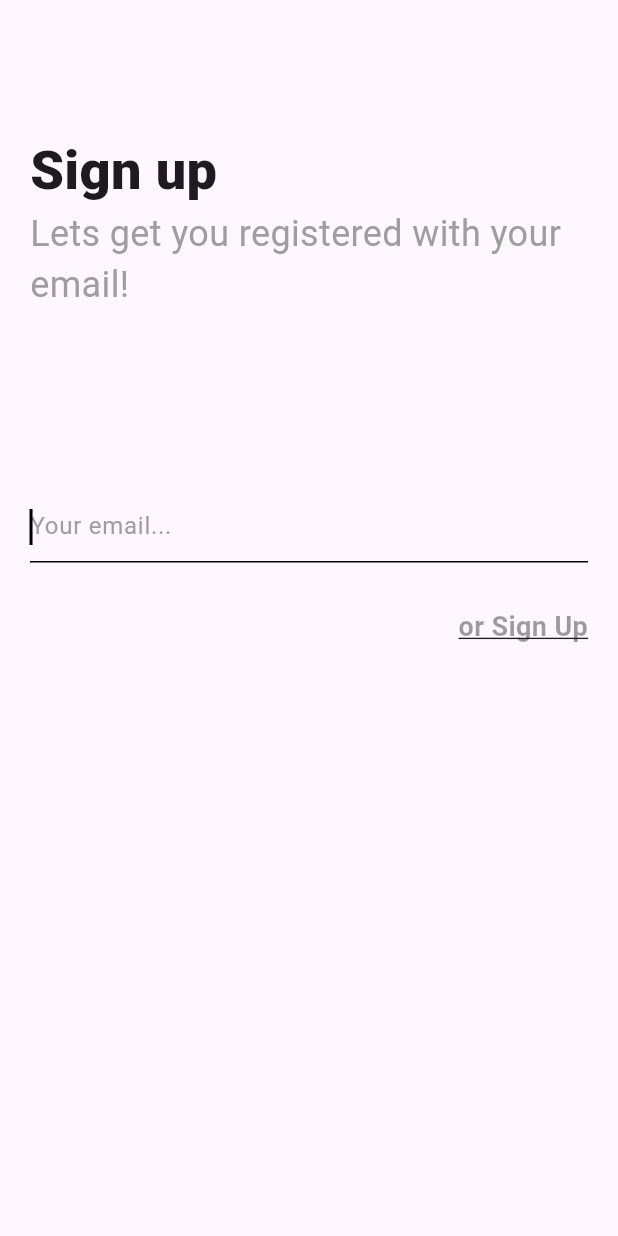
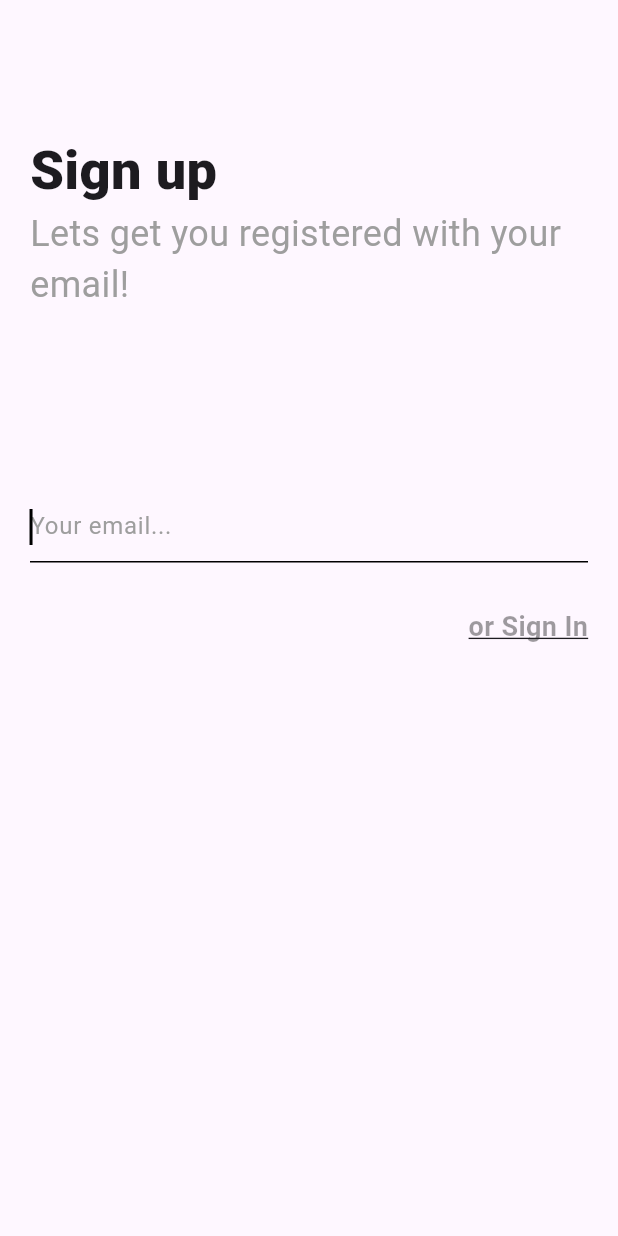
Before and after one commit to SpaceBuckett/must_do, a Flutter app: the screen it shows after launch, on a phone screen of 412 x 824 dp. Run offline on Flutter 3.47's test engine with Material 2 defaults, Android fonts, the light colour scheme and no system bars; our stand-ins replace cloud_firestore, firebase_auth, firebase_core, firebase_messaging, get, get_it; accounts and stored records are empty.

Commit message:
alternate option text fix

```diff
--- a/lib/screens/auth/signup/signup_screen1.dart
+++ b/lib/screens/auth/signup/signup_screen1.dart
@@ -70,7 +70,7 @@ class SignUpScreenOne extends StatelessWidget {
                   child: const Align(
                     alignment: Alignment.centerRight,
                     child: Text(
-                      'or Sign Up',
+                      'or Sign In',
                       style: TextStyle(
                         decoration: TextDecoration.underline,
                         fontSize: 18,
```
